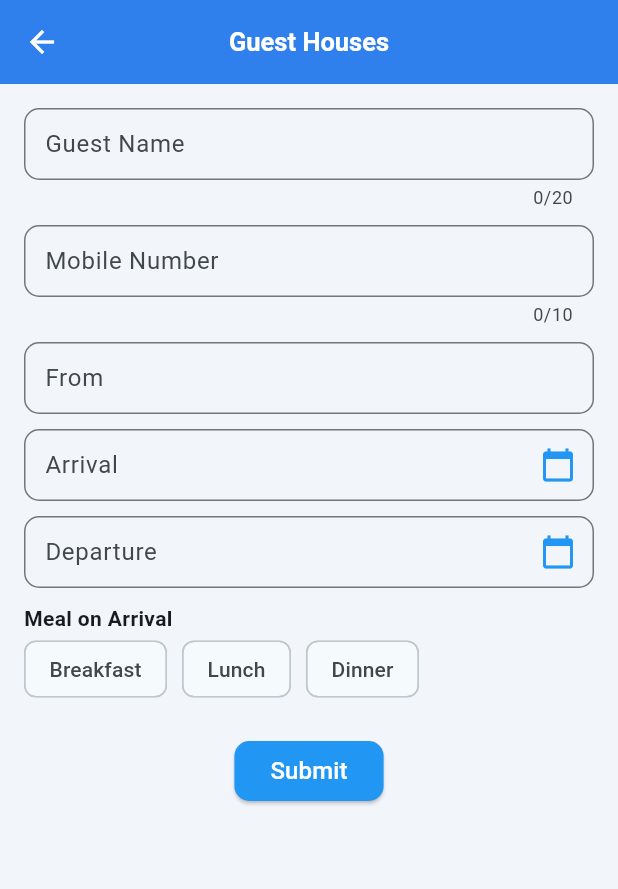
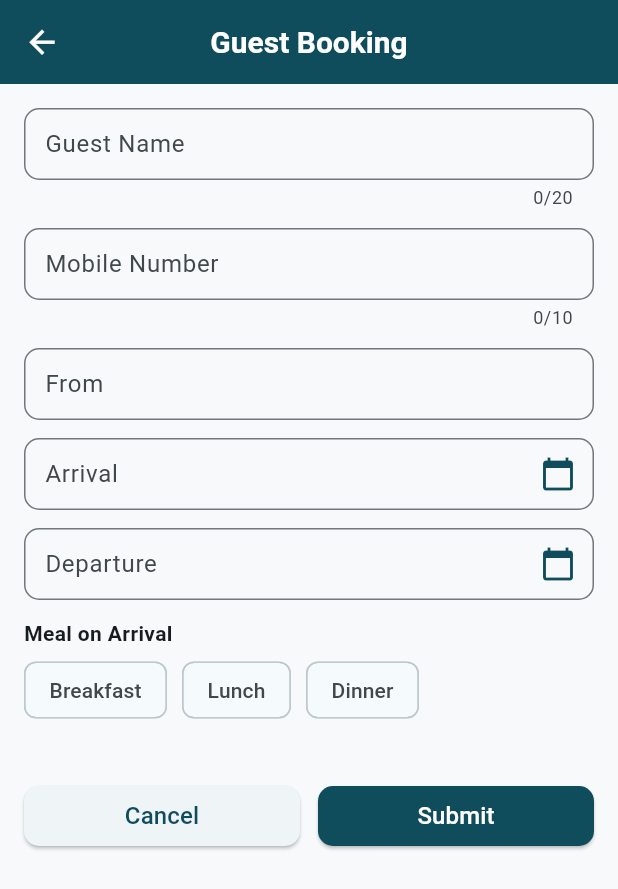
Before and after one commit to lisegaindiagh/guest_house_management, a Flutter app: the BookingScreen screen opened by its route, on a phone screen of 412 x 824 dp. Shown: the top 889 px of the screen. Run offline on Flutter 3.47's test engine with Material 3 defaults, Android fonts, the phone set to English and light mode, and no system bars; our stand-ins replace connectivity_plus, dio, fluttertoast, google_sign_in, permission_handler, shared_preferences; missing offline and left inert: group_smskit; accounts and stored records are empty.

Commit message:
booking design done

```diff
--- a/lib/ui/booking_screen.dart
+++ b/lib/ui/booking_screen.dart
@@ -1,5 +1,7 @@
 import 'package:flutter/material.dart';
 import 'package:intl/intl.dart';
+
+import '../Common/app_common.dart';
 
 class BookingScreen extends StatefulWidget {
   const BookingScreen({super.key});
@@ -7,7 +9,12 @@ class BookingScreen extends StatefulWidget {
   @override
   State<BookingScreen> createState() => _BookingScreenState();
 }
-class _BookingScreenState extends State<BookingScreen>{
+
+class _BookingScreenState extends State<BookingScreen> {
+  /// 🔑 Form key
+  final _formKey = GlobalKey<FormState>();
+
+  /// 📝 Controllers
   final _guestController = TextEditingController();
   final _mobileController = TextEditingController();
   final _fromController = TextEditingController();
@@ -15,9 +22,7 @@ class _BookingScreenState extends State<BookingScreen>{
   final _departureController = TextEditingController();
 
   DateTime? _arrivalDate;
-  TimeOfDay? _arrivalTime;
   DateTime? _departureDate;
-  TimeOfDay? _departureTime;
 
   Map<String, bool> meals = {
     "Breakfast": false,
@@ -25,162 +30,124 @@ class _BookingScreenState extends State<BookingScreen>{
     "Dinner": false,
   };
 
+  /// 🎨 Common InputDecoration
+  InputDecoration _inputDecoration(String label, {Widget? suffixIcon}) {
+    return InputDecoration(
+      labelText: label,
+      suffixIcon: suffixIcon,
+      contentPadding: const EdgeInsets.symmetric(horizontal: 10, vertical: 5),
+      floatingLabelStyle: TextStyle(color: AppCommon.colors.primaryColor),
+      border: OutlineInputBorder(borderRadius: BorderRadius.circular(10)),
+      focusedBorder: OutlineInputBorder(
+        borderRadius: BorderRadius.circular(10),
+        borderSide: BorderSide(color: AppCommon.colors.primaryColor, width: 2),
+      ),
+    );
+  }
+
   @override
   Widget build(BuildContext context) {
     return Scaffold(
-     backgroundColor: const Color(0xFFF2F5FA),
-     appBar: AppBar(
-       elevation: 0,
-       centerTitle: true,
-       backgroundColor: const Color(0xFF2F80ED),
-       title: const Text(
-         "Guest Houses",
-         style: TextStyle(
-           fontSize: 17,
-           fontWeight: FontWeight.w600,
-           color: Colors.white,
-         ),
-       ),
-       iconTheme: const IconThemeData(color: Colors.white),
-     ),
+      appBar: AppBar(title: const Text("Guest Booking")),
       body: SingleChildScrollView(
         padding: const EdgeInsets.all(16),
+        child: Form(
+          key: _formKey,
           child: Column(
+            spacing: 12,
             crossAxisAlignment: CrossAxisAlignment.start,
             children: [
-           TextField(
+              /// 👤 Guest Name
+              TextFormField(
                 controller: _guestController,
-             keyboardType: TextInputType.text,
                 maxLength: 20,
-             decoration: InputDecoration(
-               labelText: "Guest Name",
-               contentPadding: const EdgeInsets.symmetric(
-                 horizontal: 10,
-                 vertical: 5,
-               ),
-               border: OutlineInputBorder(
-                 borderRadius: BorderRadius.circular(10),
-               ),
-               floatingLabelStyle: TextStyle(color: Colors.blue),
-               focusedBorder: OutlineInputBorder(
-                 borderRadius: BorderRadius.circular(10),
-                 borderSide: BorderSide(
-                   color: Colors.blue, // Focused border color
-                   width: 2.0, // Border width
+                decoration: _inputDecoration("Guest Name"),
+                validator: (value) {
+                  if (value == null || value.trim().isEmpty) {
+                    return "Guest name is required";
+                  }
+                  return null;
+                },
               ),
 
-               ),
-
-             ),
-           ),
-           SizedBox(height: 10),
-           TextField(
+              /// 📱 Mobile Number
+              TextFormField(
                 controller: _mobileController,
                 keyboardType: TextInputType.phone,
                 maxLength: 10,
-             decoration: InputDecoration(
-               labelText: "Mobile Number",
-               contentPadding: const EdgeInsets.symmetric(
-                 horizontal: 10,
-                 vertical: 5,
+                decoration: _inputDecoration("Mobile Number"),
+                validator: (value) {
+                  if (value == null || value.trim().isEmpty) {
+                    return "Mobile number is required";
+                  }
+                  if (value.length != 10) {
+                    return "Enter valid 10 digit mobile number";
+                  }
+                  return null;
+                },
               ),
-               floatingLabelStyle: TextStyle(color: Colors.blue),
-               border: OutlineInputBorder(
-                 borderRadius: BorderRadius.circular(10),
+
+              /// 📍 From
+              TextFormField(
+                controller: _fromController,
+                decoration: _inputDecoration("From"),
+                validator: (value) {
+                  if (value == null || value.trim().isEmpty) {
+                    return "From location is required";
+                  }
+                  return null;
+                },
               ),
-               focusedBorder: OutlineInputBorder(
-                 borderRadius: BorderRadius.circular(10),
-                 borderSide: BorderSide(
-                   color: Colors.blue, // Focused border color
-                   width: 2.0, // Border width
+
+              /// 📅 Arrival
+              TextFormField(
+                controller: _arrivalController,
+                readOnly: true,
+                decoration: _inputDecoration(
+                  "Arrival",
+                  suffixIcon: Icon(
+                    Icons.calendar_today,
+                    color: AppCommon.colors.primaryColor,
                   ),
                 ),
+                validator: (_) {
+                  if (_arrivalDate == null) {
+                    return "Please select arrival date & time";
+                  }
+                  return null;
+                },
+                onTap: () => pickDateTime(true),
               ),
 
-           ),
-           SizedBox(height: 10),
-           TextField(
-             controller: _fromController,
-             decoration: InputDecoration(
-               labelText: "From",
-               contentPadding: const EdgeInsets.symmetric(
-                 horizontal: 10,
-                 vertical: 5,
-               ),
-               floatingLabelStyle: TextStyle(color: Colors.blue),
-               border: OutlineInputBorder(
-                 borderRadius: BorderRadius.circular(10),
-               ),
-               focusedBorder: OutlineInputBorder(
-                 borderRadius: BorderRadius.circular(10),
-                 borderSide: BorderSide(
-                   color: Colors.blue, // Focused border color
-                   width: 2.0, // Border width
+              /// 📅 Departure
+              TextFormField(
+                controller: _departureController,
+                readOnly: true,
+                decoration: _inputDecoration(
+                  "Departure",
+                  suffixIcon: Icon(
+                    Icons.calendar_today,
+                    color: AppCommon.colors.primaryColor,
                   ),
                 ),
+                validator: (_) {
+                  if (_departureDate == null) {
+                    return "Please select departure date & time";
+                  }
+                  return null;
+                },
+                onTap: () => pickDateTime(false),
               ),
 
+              /// 🍽 Meals
+              Column(
+                spacing: 4,
+                crossAxisAlignment: CrossAxisAlignment.stretch,
+                children: [
+                  const Text(
+                    "Meal on Arrival",
+                    style: TextStyle(fontWeight: FontWeight.bold),
                   ),
-           SizedBox(height: 10),
-           TextFormField(
-             readOnly: true,
-             controller: _arrivalController,
-
-             decoration: InputDecoration(
-               suffixIcon: const Icon(
-                 Icons.calendar_today,
-                 color: Colors.blue, // icon color
-               ),
-               labelText: "Arrival",
-               contentPadding: const EdgeInsets.symmetric(
-                 horizontal: 10,
-                 vertical: 5,
-               ),
-               floatingLabelStyle: TextStyle(color: Colors.blue),
-               border: OutlineInputBorder(
-                 borderRadius: BorderRadius.circular(10),
-               ),
-               focusedBorder: OutlineInputBorder(
-                 borderRadius: BorderRadius.circular(10),
-                 borderSide: BorderSide(
-                   color: Colors.blue, // Focused border color
-                   width: 2.0, // Border width
-                 ),
-               ),
-             ),
-
-             onTap: () => pickDateTime(true),
-           ),
-           SizedBox(height: 10),
-           TextFormField(
-             readOnly: true,
-             controller: _departureController,
-             decoration: InputDecoration(
-               suffixIcon: const Icon(
-                 Icons.calendar_today,
-                 color: Colors.blue, // icon color
-               ),
-               labelText: "Departure",
-               contentPadding: const EdgeInsets.symmetric(
-                 horizontal: 10,
-                 vertical: 5,
-               ),
-               floatingLabelStyle: TextStyle(color: Colors.blue),
-               border: OutlineInputBorder(
-                 borderRadius: BorderRadius.circular(10),
-               ),
-               focusedBorder: OutlineInputBorder(
-                 borderRadius: BorderRadius.circular(10),
-                 borderSide: BorderSide(
-                   color: Colors.blue, // Focused border color
-                   width: 2.0, // Border width
-                 ),
-               ),
-             ),
-             onTap: () => pickDateTime(false),
-           ),
-           SizedBox(height: 10),
-           Text("Meal on Arrival", style: TextStyle(fontWeight: FontWeight.bold)),
                   Wrap(
                     spacing: 10,
                     children: meals.keys.map((meal) {
@@ -188,117 +155,169 @@ class _BookingScreenState extends State<BookingScreen>{
                         label: Text(meal),
                         selected: meals[meal]!,
                         onSelected: (val) {
-                   setState(() {
-                     meals[meal] = val;
-                   });
+                          setState(() => meals[meal] = val);
                         },
                       );
                     }).toList(),
                   ),
-           SizedBox(height: 20),
-           Center(
+                ],
+              ),
+
+              const SizedBox(height: 12),
+
+              /// ✅ Submit Button
+              Row(
+                spacing: 12,
+                children: [
+                  Expanded(
+                    child: ElevatedButton(
+                      onPressed: () => Navigator.pop(context),
+                      child: Text(
+                        "Cancel",
+                        style: TextStyle(
+                          fontSize: 16,
+                          color: AppCommon.colors.primaryColor,
+                        ),
+                      ),
+                    ),
+                  ),
+                  Expanded(
                     child: ElevatedButton(
                       style: ElevatedButton.styleFrom(
-                 backgroundColor: Colors.blue, // LISEGA blue
-                 shape: RoundedRectangleBorder(
-                   borderRadius: BorderRadius.circular(10),
+                        backgroundColor: AppCommon.colors.primaryColor,
+                      ),
+                      onPressed: _submit,
+                      child: const Text(
+                        "Submit",
+                        style: TextStyle(fontSize: 16, color: Colors.white),
                       ),
                     ),
-               onPressed: () {
-                 print("Guest: ${_guestController.text}");
-                 print("Mobile: ${_mobileController.text}");
-                 print("From: ${_fromController.text}");
-                 print("Arrival: ${_arrivalController.text}");
-                 print("Departure: ${_departureController.text}");
-                 print("Meals: ${meals.entries.where((e) => e.value).map((e) => e.key).toList()}");
-                 Navigator.pop(context);
-               },
-               child: Text("Submit",style: TextStyle(fontSize: 16, color: Colors.white),),
                   ),
+                ],
               ),
-           SizedBox(height: 20),
             ],
+          ),
         ),
       ),
     );
   }
+
+  /// 📤 Submit
+  void _submit() {
+    if (_formKey.currentState!.validate()) {
+      final selectedMeals = meals.entries
+          .where((e) => e.value)
+          .map((e) => e.key)
+          .toList();
+
+      debugPrint("Guest: ${_guestController.text}");
+      debugPrint("Mobile: ${_mobileController.text}");
+      debugPrint("From: ${_fromController.text}");
+      debugPrint("Arrival: ${_arrivalController.text}");
+      debugPrint("Departure: ${_departureController.text}");
+      debugPrint("Meals: $selectedMeals");
+
+      Navigator.pop(context);
+    }
+  }
+
+  /// 📅 Date & Time Picker
   Future<void> pickDateTime(bool isArrival) async {
-    // Prevent selecting departure before arrival
     if (!isArrival && _arrivalDate == null) {
       ScaffoldMessenger.of(context).showSnackBar(
-        SnackBar(content: Text("Please select Arrival date first")),
+        const SnackBar(content: Text("Please select Arrival first")),
       );
       return;
     }
 
-    DateTime initialDate = DateTime.now();
-    DateTime firstDate = DateTime.now();
+    DateTime initialDate = isArrival
+        ? (_arrivalDate ?? DateTime.now())
+        : _arrivalDate!;
+    DateTime firstDate = isArrival ? DateTime.now() : _arrivalDate!;
     DateTime lastDate = DateTime(2100);
-
-    if (isArrival) {
-      initialDate = _arrivalDate ?? DateTime.now();
-      firstDate = DateTime.now();
-
-      // 🔥 Arrival cannot be AFTER departure
-      if (_departureDate != null) {
-        lastDate = _departureDate!;
-      }
-    } else {
-      initialDate = _departureDate ?? _arrivalDate!;
-      firstDate = _arrivalDate!; // 🔥 Departure cannot be BEFORE arrival
-    }
 
     DateTime? pickedDate = await showDatePicker(
       context: context,
       initialDate: initialDate,
       firstDate: firstDate,
       lastDate: lastDate,
+      builder: (context, child) {
+        return Theme(
+          data: Theme.of(context).copyWith(
+            colorScheme: ColorScheme.light(
+              primary: AppCommon.colors.primaryColor, // Header & selected date
+              onPrimary: AppCommon.colors.white, // Header text
+              onSurface: AppCommon.colors.black, // Calendar text
+            ),
+            textButtonTheme: TextButtonThemeData(
+              style: TextButton.styleFrom(
+                foregroundColor: AppCommon.colors.primaryColor, // OK / CANCEL
+              ),
+            ),
+          ),
+          child: child!,
+        );
+      },
     );
 
-    if (pickedDate != null) {
+    if (pickedDate == null) return;
+
     TimeOfDay? pickedTime = await showTimePicker(
       context: context,
       initialTime: TimeOfDay.now(),
+      builder: (context, child) {
+        return Theme(
+          data: Theme.of(context).copyWith(
+            colorScheme: ColorScheme.light(
+              primary: AppCommon.colors.primaryColor, // Header & selected date
+              onPrimary: AppCommon.colors.white, // Header text
+              onSurface: AppCommon.colors.black, // Calendar text
+            ),
+            textButtonTheme: TextButtonThemeData(
+              style: TextButton.styleFrom(
+                foregroundColor: AppCommon.colors.primaryColor, // OK / CANCEL
+              ),
+            ),
+          ),
+          child: child!,
+        );
+      },
     );
 
-      if (pickedTime != null) {
-        setState(() {
-          if (isArrival) {
-            _arrivalDate = pickedDate;
-            _arrivalTime = pickedTime;
-            _arrivalController.text = DateFormat("dd/MM/yyyy hh:mm a").format(
-              DateTime(
+    if (pickedTime == null) return;
+
+    final dateTime = DateTime(
       pickedDate.year,
       pickedDate.month,
       pickedDate.day,
       pickedTime.hour,
       pickedTime.minute,
-              ),
     );
 
-            // Clear departure if arrival > departure
-            if (_departureDate != null &&
-                _arrivalDate!.isAfter(_departureDate!)) {
+    setState(() {
+      if (isArrival) {
+        _arrivalDate = dateTime;
+        _arrivalController.text = DateFormat(
+          "dd/MM/yyyy hh:mm a",
+        ).format(dateTime);
         _departureDate = null;
-              _departureTime = null;
         _departureController.clear();
-            }
       } else {
-            _departureDate = pickedDate;
-            _departureTime = pickedTime;
-            _departureController.text = DateFormat("dd/MM/yyyy hh:mm a").format(
-              DateTime(
-                pickedDate.year,
-                pickedDate.month,
-                pickedDate.day,
-                pickedTime.hour,
-                pickedTime.minute,
-              ),
-            );
+        _departureDate = dateTime;
+        _departureController.text = DateFormat(
+          "dd/MM/yyyy hh:mm a",
+        ).format(dateTime);
       }
     });
   }
+
+  @override
+  void dispose() {
+    _guestController.dispose();
+    _mobileController.dispose();
+    _fromController.dispose();
+    _arrivalController.dispose();
+    _departureController.dispose();
+    super.dispose();
   }
 }
-
-}
--- a/lib/ui/room_list_screen.dart
+++ b/lib/ui/room_list_screen.dart
@@ -54,10 +54,10 @@ class _RoomListScreenState extends State<RoomListScreen> {
 
       body: ListView.separated(
         padding: const EdgeInsets.all(16),
-        itemCount: rooms.length,
+        itemCount: roomList.length,
         separatorBuilder: (_, __) => const SizedBox(height: 12),
         itemBuilder: (context, index) {
-          final room = rooms[index];
+          final room = roomList[index];
           return buildRoomCard(
             roomName: room["room_name"],
             occupancyType: room["occupancy_type"],
```
Also changed, not shown: lib/main.dart (+7 -0 lines). Lines whose indentation alone changed are shown as unchanged.
